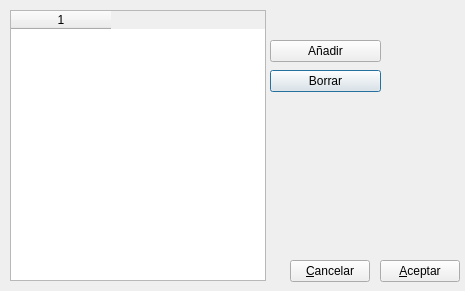
The window that gui/dlgtemas.ui (rogorido/qtpredicadores) describes before a commit, drawn with Qt 5.
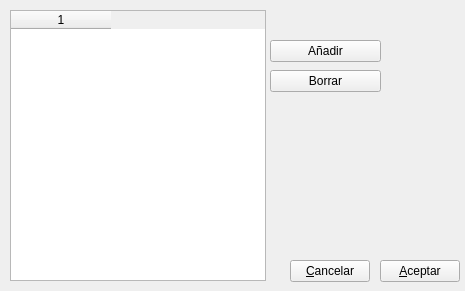
The same window after the commit.

```diff
--- a/gui/dlgtemas.ui
+++ b/gui/dlgtemas.ui
@@ -1,7 +1,7 @@
 <?xml version="1.0" encoding="UTF-8"?>
 <ui version="4.0">
  <class>dlgTemas</class>
- <widget class="QDialog" name="dlgTemas">
+ <widget class="QWidget" name="dlgTemas">
   <property name="geometry">
    <rect>
     <x>0</x>
```
